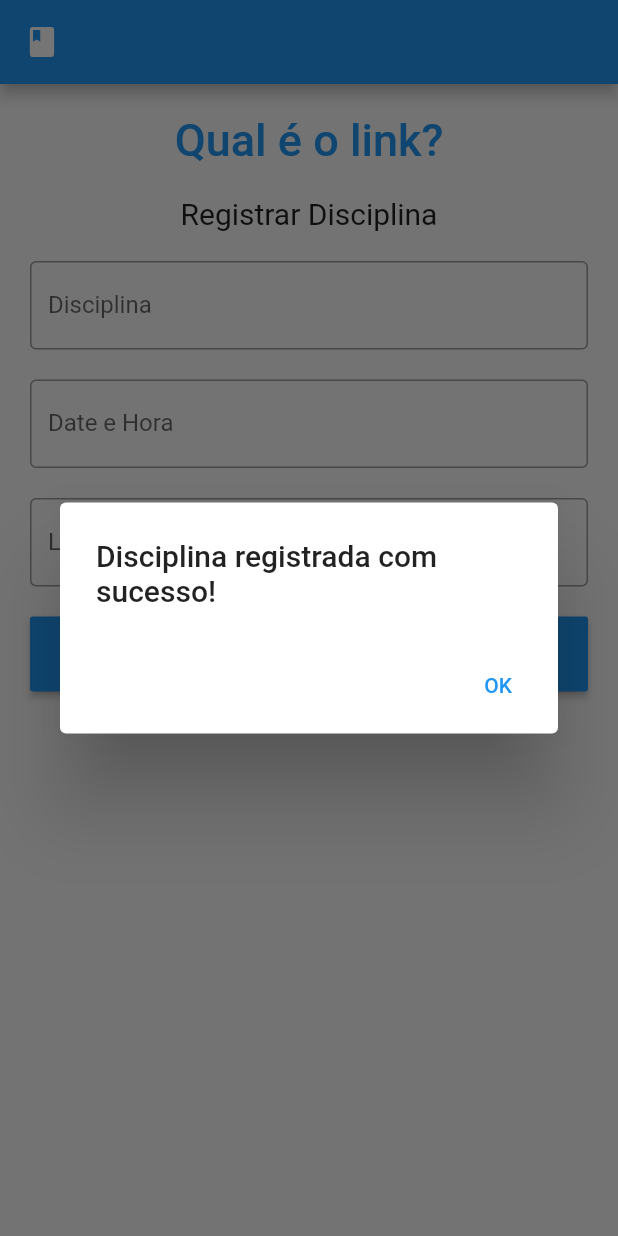
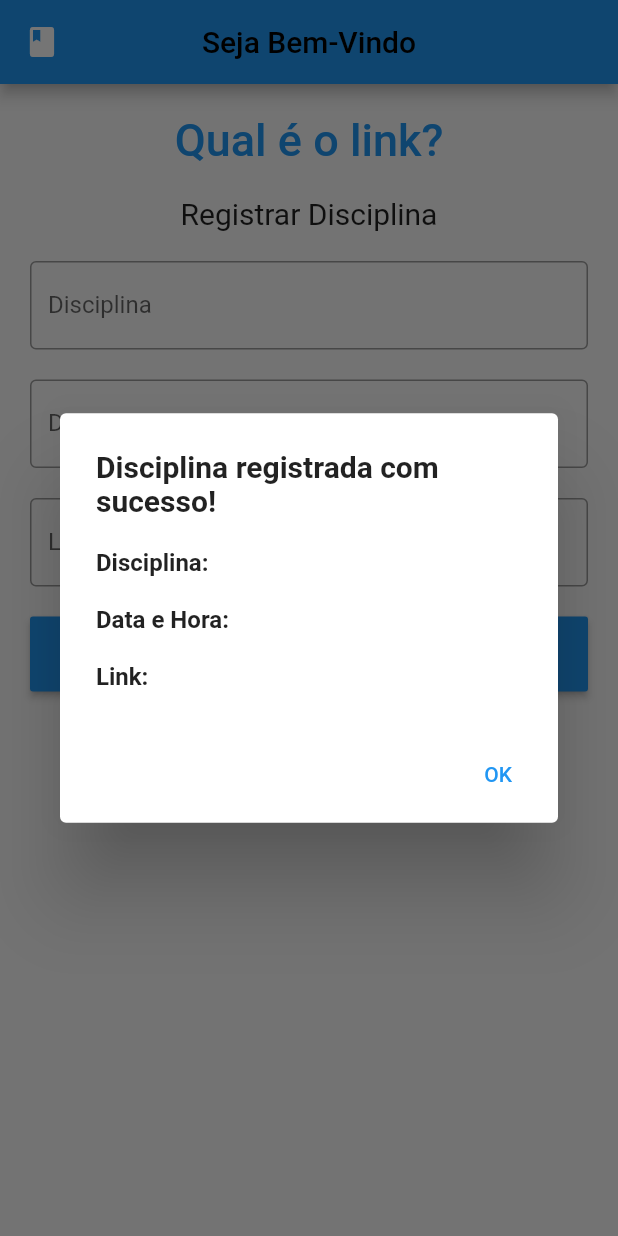
Before and after one commit to LuanPereiraV/TrabalhoMobile, a Flutter app: the CadastroDisciplinas screen opened directly, after a tap on "Cadastrar", on a phone screen of 412 x 824 dp. Run offline on Flutter 3.47's test engine with Material 2 defaults, Android fonts, the phone set to English and light mode, and no system bars.

Commit message:
tela cadastro de disciplina

```diff
--- a/mobile_class/lib/main.dart
+++ b/mobile_class/lib/main.dart
@@ -12,11 +12,15 @@ class CadastroDisciplinas extends StatelessWidget {
   TextEditingController nameController = TextEditingController();
   TextEditingController datetimeController = TextEditingController();
   TextEditingController linkController = TextEditingController();
+  CadastroUsuarios CaUs = new CadastroUsuarios();
 
   @override
   Widget build(BuildContext context) {
+
     return Scaffold(
         appBar: AppBar(
+          centerTitle: true,
+          title: Text("Seja Bem-Vindo" + CaUs.nameeController.text, style: TextStyle(color: Colors.black)),
           leading: Builder(
             builder: (BuildContext context) {
               return IconButton(
@@ -24,8 +28,11 @@ class CadastroDisciplinas extends StatelessWidget {
                 onPressed: () { Scaffold.of(context).openDrawer(); },
                 tooltip: MaterialLocalizations.of(context).openAppDrawerTooltip,
               );
+
             },
+
           ),
+
         ),
         body: Padding(
             padding: EdgeInsets.all(10),
@@ -66,6 +73,7 @@ class CadastroDisciplinas extends StatelessWidget {
                       border: OutlineInputBorder(),
                       labelText: 'Date e Hora',
                     ),
+                    keyboardType: TextInputType.datetime,
                   ),
                 ),
                 Container(
@@ -76,6 +84,7 @@ class CadastroDisciplinas extends StatelessWidget {
                       border: OutlineInputBorder(),
                       labelText: 'Link da aula',
                     ),
+                    keyboardType: TextInputType.url,
                   ),
                 ),
                 Container(
@@ -96,10 +105,42 @@ class CadastroDisciplinas extends StatelessWidget {
             ))
     );
   }
+  showAlertDialog3(BuildContext context) {
+
+    // set up the button
+    Widget OK = TextButton(
+      child: Text("OK"),
+      onPressed: () {
+        Navigator.pop(
+          context,
+        );
+      },
+    );
+
+    // set up the AlertDialog
+    AlertDialog alert = AlertDialog(
+      title: Text("Disciplina registrada com sucesso!", style: TextStyle( fontWeight: FontWeight.bold )),
+      content: Text("Disciplina: " + nameController.text + "\n\n"
+          + "Data e Hora: " + datetimeController.text + "\n\n" + "Link: " + linkController.text,  style: TextStyle(
+          fontWeight: FontWeight.bold)),
+      // view
+      actions: [
+        OK,
+      ],
+    );
+
+    // show the dialog
+    showDialog(
+      context: context,
+      builder: (BuildContext context) {
+        return alert;
+      },
+    );
+  }
 }
 
 class CadastroUsuarios extends StatelessWidget {
-  TextEditingController nameController = TextEditingController();
+  TextEditingController nameeController = TextEditingController();
   TextEditingController passwordController = TextEditingController();
   TextEditingController emailController = TextEditingController();
 
@@ -141,7 +182,7 @@ class CadastroUsuarios extends StatelessWidget {
               Container(
                 padding: EdgeInsets.all(10),
                 child: TextField(
-                  controller: nameController,
+                  controller: nameeController,
                   decoration: InputDecoration(
                     border: OutlineInputBorder(),
                     labelText: 'Nome',
@@ -157,6 +198,7 @@ class CadastroUsuarios extends StatelessWidget {
 
                     labelText: 'Email',
                   ),
+                  keyboardType: TextInputType.emailAddress,
                 ),
               ),
               Container(
@@ -188,7 +230,7 @@ class CadastroUsuarios extends StatelessWidget {
                     color: Colors.blue,
                     child: Text('Cadastrar'),
                     onPressed: () {
-                      print(nameController.text);
+                      print(nameeController.text);
                       print(emailController.text);
                       print(passwordController.text);
                       showAlertDialog2(context);
@@ -203,35 +245,7 @@ class CadastroUsuarios extends StatelessWidget {
 
 final String _markdownData = "-This is [Google link](https://www.google.com)";
 
-showAlertDialog3(BuildContext context) {
 
-  // set up the button
-  Widget OK = TextButton(
-    child: Text("OK"),
-    onPressed: () {
-      Navigator.pop(
-        context,
-      );
-    },
-  );
-
-  // set up the AlertDialog
-  AlertDialog alert = AlertDialog(
-    title: Text("Disciplina registrada com sucesso!"),
-    // view
-    actions: [
-      OK,
-    ],
-  );
-
-  // show the dialog
-  showDialog(
-    context: context,
-    builder: (BuildContext context) {
-      return alert;
-    },
-  );
-}
 
 showAlertDialog2(BuildContext context) {
 
```
